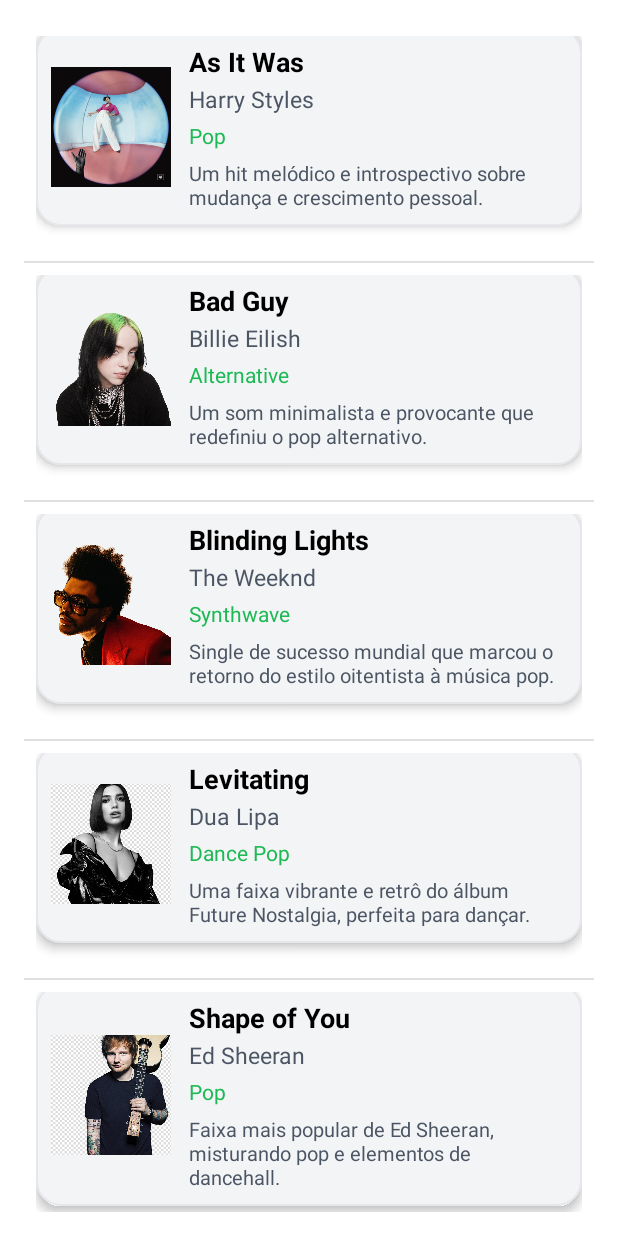
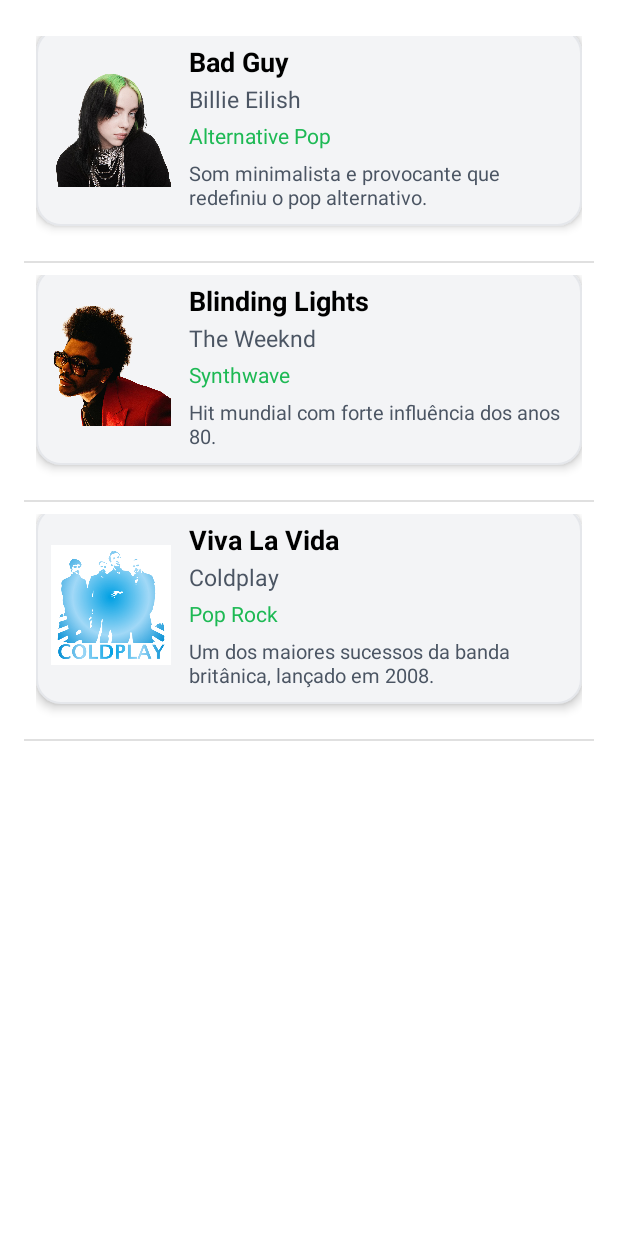
Before and after one commit to Tiago7mendes/guia-pocket, an Android app: the screen it shows after launch (MainActivity), on a phone screen of 412 x 824 dp. Run offline under Robolectric (Android 15) with nearby library versions, the phone set to English and light mode, and no system bars.

Commit message:
details of each music and intent of spotify link

```diff
--- a/app/src/main/java/com/example/guia_pocket/model/Musica.kt
+++ b/app/src/main/java/com/example/guia_pocket/model/Musica.kt
@@ -1,9 +1,12 @@
 package com.example.guia_pocket.model
+
+import java.io.Serializable
 
 data class Musica(
     val capa: Int,
     val nome: String,
     val artista: String,
     val genero: String,
-    val descricao: String
-)
+    val descricao: String,
+    val linkSpotify: String
+) : Serializable
--- a/app/src/main/java/com/example/guia_pocket/ui/MainActivity.kt
+++ b/app/src/main/java/com/example/guia_pocket/ui/MainActivity.kt
@@ -1,7 +1,7 @@
 package com.example.guia_pocket.ui
 
+import android.content.Intent
 import android.os.Bundle
-import android.widget.Toast
 import androidx.appcompat.app.AppCompatActivity
 import com.example.guia_pocket.R
 import com.example.guia_pocket.adapter.MusicaAdapter
@@ -9,7 +9,6 @@ import com.example.guia_pocket.databinding.ActivityMainBinding
 import com.example.guia_pocket.model.Musica
 
 class MainActivity : AppCompatActivity() {
-
     private lateinit var binding: ActivityMainBinding
     private lateinit var musicas: List<Musica>
 
@@ -25,12 +24,21 @@ class MainActivity : AppCompatActivity() {
 
     private fun loadData() {
         musicas = listOf(
-            Musica(R.drawable.coldplay, "Viva La Vida", "Coldplay", "Pop Rock", "Um dos maiores sucessos do Coldplay, lançado em 2008 no álbum Viva la Vida or Death and All His Friends."),
-            Musica(R.drawable.weeknd, "Blinding Lights", "The Weeknd", "Synthwave", "Single de sucesso mundial que marcou o retorno do estilo oitentista à música pop."),
-            Musica(R.drawable.harrystyles, "As It Was", "Harry Styles", "Pop", "Um hit melódico e introspectivo sobre mudança e crescimento pessoal."),
-            Musica(R.drawable.edsheeran, "Shape of You", "Ed Sheeran", "Pop", "Faixa mais popular de Ed Sheeran, misturando pop e elementos de dancehall."),
-            Musica(R.drawable.billie, "Bad Guy", "Billie Eilish", "Alternative", "Um som minimalista e provocante que redefiniu o pop alternativo."),
-            Musica(R.drawable.dualipa, "Levitating", "Dua Lipa", "Dance Pop", "Uma faixa vibrante e retrô do álbum Future Nostalgia, perfeita para dançar.")
+            Musica(
+                R.drawable.coldplay, "Viva La Vida", "Coldplay", "Pop Rock",
+                "Um dos maiores sucessos da banda britânica, lançado em 2008.",
+                "https://open.spotify.com/track/1mea3bSkSGXuIRvnydlB5b"
+            ),
+            Musica(
+                R.drawable.weeknd, "Blinding Lights", "The Weeknd", "Synthwave",
+                "Hit mundial com forte influência dos anos 80.",
+                "https://open.spotify.com/track/0VjIjW4GlUZAMYd2vXMi3b"
+            ),
+            Musica(
+                R.drawable.billie, "Bad Guy", "Billie Eilish", "Alternative Pop",
+                "Som minimalista e provocante que redefiniu o pop alternativo.",
+                "https://open.spotify.com/track/2Fxmhks0bxGSBdJ92vM42m"
+            )
         ).sortedBy { it.nome }
     }
 
@@ -41,8 +49,9 @@ class MainActivity : AppCompatActivity() {
 
     private fun setupListeners() {
         binding.listViewMusicas.setOnItemClickListener { _, _, position, _ ->
-            val musica = musicas[position]
-            Toast.makeText(this, "🎶 Tocando: ${musica.nome} - ${musica.artista}", Toast.LENGTH_SHORT).show()
+            val intent = Intent(this, DetalheMusicaActivity::class.java)
+            intent.putExtra("musica", musicas[position])
+            startActivity(intent)
         }
     }
 }
```
Also changed, not shown: app/src/main/java/com/example/guia_pocket/ui/DetalheMusicaActivity.kt (added, +51 -0 lines), app/src/main/res/layout/activity_detalhe_musica.xml (added, +88 -0 lines).
